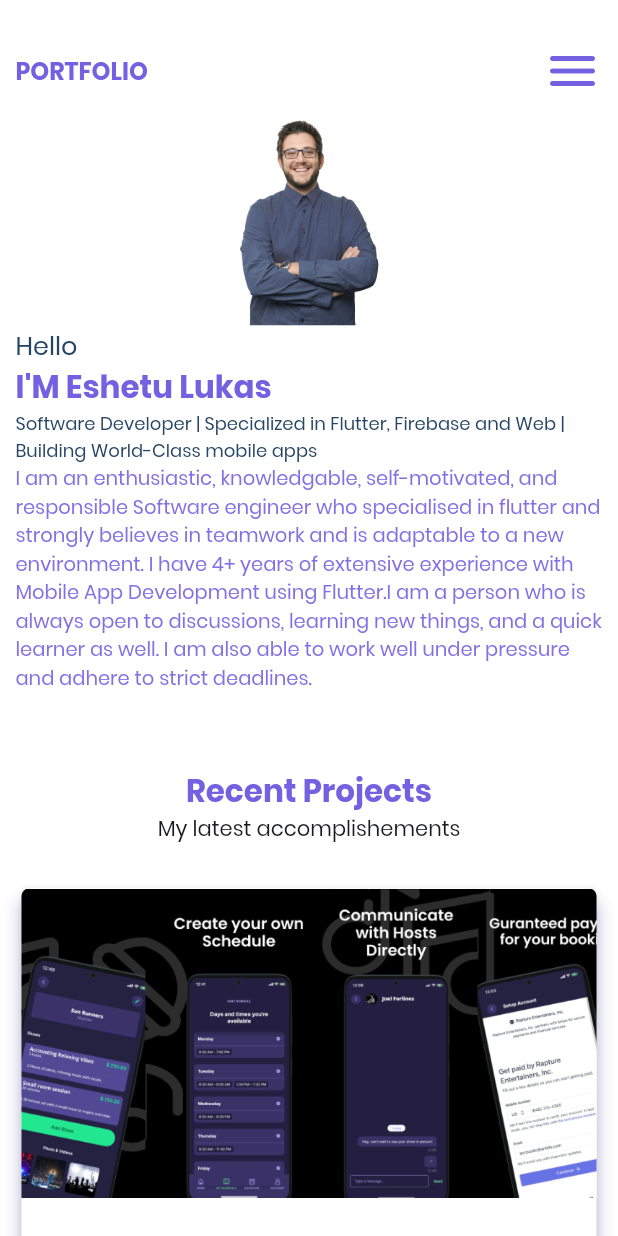
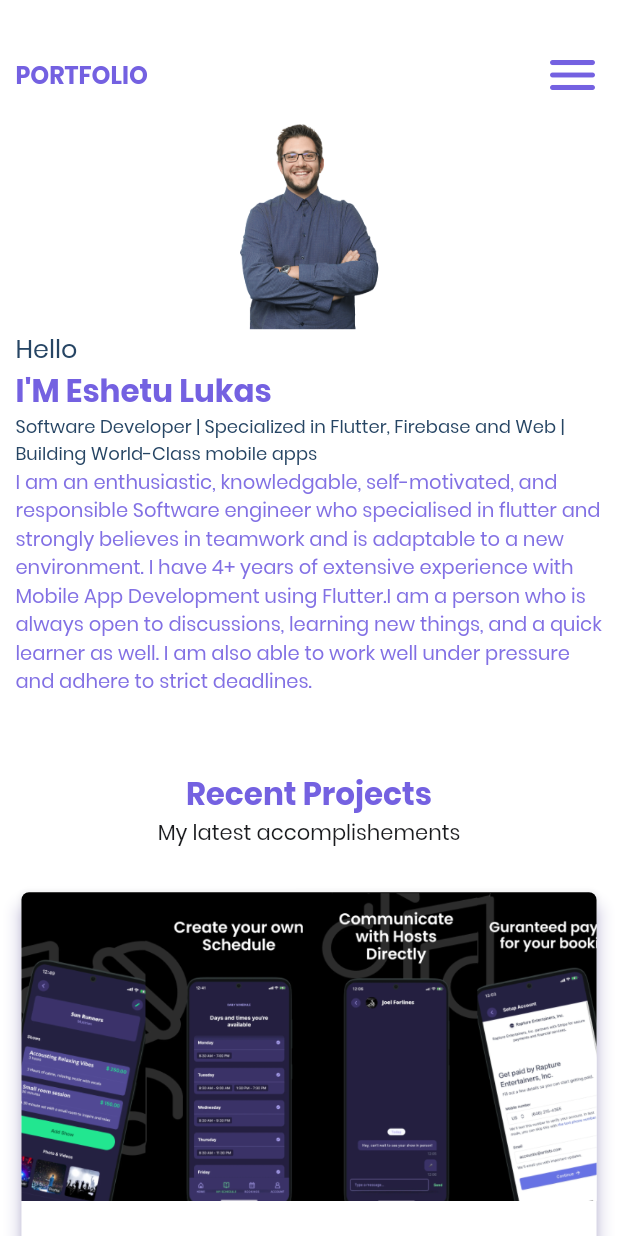
Before and after one commit to EshetuLucas/portfolio-, a Flutter app: the screen it shows after launch, on a phone screen of 412 x 824 dp. Run offline on Flutter 3.47's test engine with Material 2 defaults, Android fonts, the phone set to English and light mode, and no system bars; drawn by our look-alikes of dropdown_button2; our stand-ins replace font_awesome_flutter, get, logger, responsive_builder, stacked, stacked_core and 1 more; missing offline and left inert: shape_of_view_null_safe.

Commit message:
Updates all resposive widget

```diff
--- a/lib/ui/common/app_text_styles.dart
+++ b/lib/ui/common/app_text_styles.dart
@@ -24,7 +24,7 @@ const TextStyle ktsAppTitleTextStyle =
 const TextStyle ktsMediumDarkTextStyle = TextStyle(
     fontWeight: FontWeight.w400, color: kcDarkGreyColor, fontSize: 16);
 const TextStyle ktsSmallDarkTextStyle =
-    TextStyle(fontWeight: FontWeight.w400, color: kcDeepBlue, fontSize: 15);
+    TextStyle(color: kcDeepBlue, fontSize: 15, fontFamily: 'Poppins');
 const TextStyle ktsBoldMeidumDarkTextStyle = TextStyle(
     fontWeight: FontWeight.w700, color: kcDarkGreyColor, fontSize: 16);
 const TextStyle ktsSmallWhiteTextStyle =
--- a/lib/ui/views/home/sections/header_section.dart
+++ b/lib/ui/views/home/sections/header_section.dart
@@ -35,7 +35,9 @@ class HeaderSection extends ViewModelWidget<HomeViewModel> {
       color: kcWhite,
       child: Column(
         children: [
-          verticalSpaceMedium,
+          SizedBox(
+            height: screenHeight(context) / 30,
+          ),
           Padding(
             padding: appSymmetricEdgePadding(context),
             child: HeaderWidget(
--- a/lib/ui/widgets/custom_drop_down.dart
+++ b/lib/ui/widgets/custom_drop_down.dart
@@ -2,6 +2,7 @@ import 'package:dropdown_button2/dropdown_button2.dart';
 import 'package:flutter/material.dart';
 import 'package:portfolio/ui/common/app_colors.dart';
 import 'package:portfolio/ui/common/app_text_styles.dart';
+import 'package:portfolio/ui/common/ui_helpers.dart';
 import 'package:portfolio/utils/menu_items_helper.dart';
 
 class CustomDropDown extends StatelessWidget {
@@ -32,13 +33,14 @@ class CustomDropDown extends StatelessWidget {
 
   @override
   Widget build(BuildContext context) {
+    final iconHeight = screenHeightFraction(context, dividedBy: 7);
     return DropdownButtonHideUnderline(
       child: DropdownButton2(
         hint: hint,
         customButton: hint ??
-            const Icon(
+            Icon(
               Icons.menu_rounded,
-              size: 40,
+              size: iconHeight > 40 ? 40 : iconHeight,
               color: kcPrimaryColor,
             ),
         buttonHeight: buttonHeight,
```
Also changed, not shown: pubspec.lock, 1 other file.
